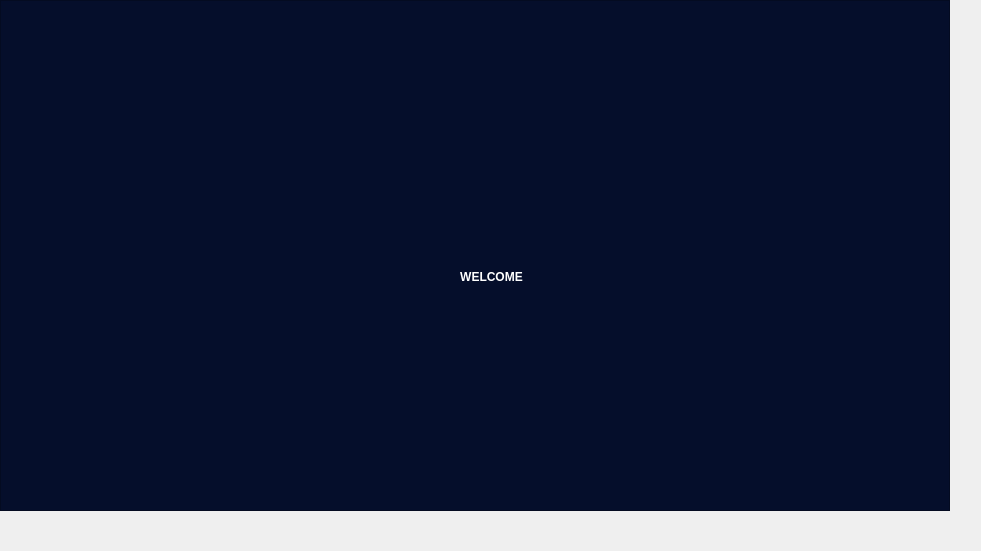
Old version of the form Qt/adminwelcome.ui in the repository KerollosRady/University-mangament-system.
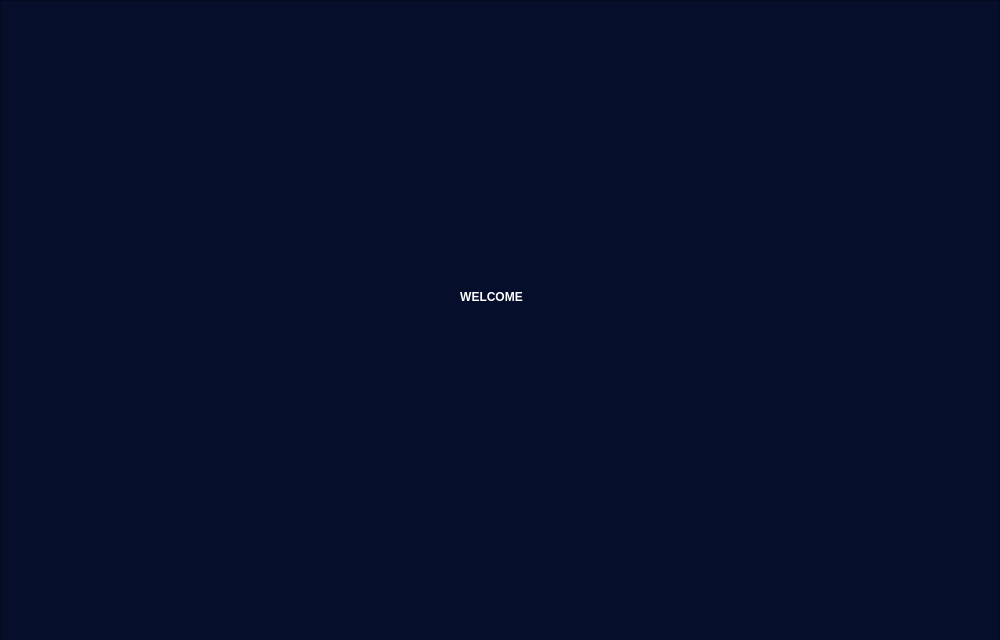
New version of the form.

What changed in the file:
```diff
--- a/Qt/adminwelcome.ui
+++ b/Qt/adminwelcome.ui
@@ -6,20 +6,20 @@
    <rect>
     <x>0</x>
     <y>0</y>
-    <width>981</width>
-    <height>551</height>
+    <width>1000</width>
+    <height>640</height>
    </rect>
   </property>
   <property name="minimumSize">
    <size>
-    <width>981</width>
-    <height>551</height>
+    <width>0</width>
+    <height>0</height>
    </size>
   </property>
   <property name="maximumSize">
    <size>
-    <width>981</width>
-    <height>551</height>
+    <width>1000</width>
+    <height>1001</height>
    </size>
   </property>
   <property name="windowTitle">
@@ -30,8 +30,8 @@
     <rect>
      <x>0</x>
      <y>0</y>
-     <width>950</width>
-     <height>511</height>
+     <width>1000</width>
+     <height>641</height>
     </rect>
    </property>
    <property name="minimumSize">
@@ -42,8 +42,8 @@
    </property>
    <property name="maximumSize">
     <size>
-     <width>981</width>
-     <height>551</height>
+     <width>1000</width>
+     <height>5555</height>
     </size>
    </property>
    <property name="styleSheet">
@@ -57,15 +57,15 @@
      <rect>
       <x>0</x>
       <y>0</y>
-      <width>948</width>
-      <height>509</height>
+      <width>998</width>
+      <height>639</height>
      </rect>
     </property>
     <widget class="QLabel" name="label_2">
      <property name="geometry">
       <rect>
        <x>150</x>
-       <y>220</y>
+       <y>240</y>
        <width>681</width>
        <height>111</height>
       </rect>
```
